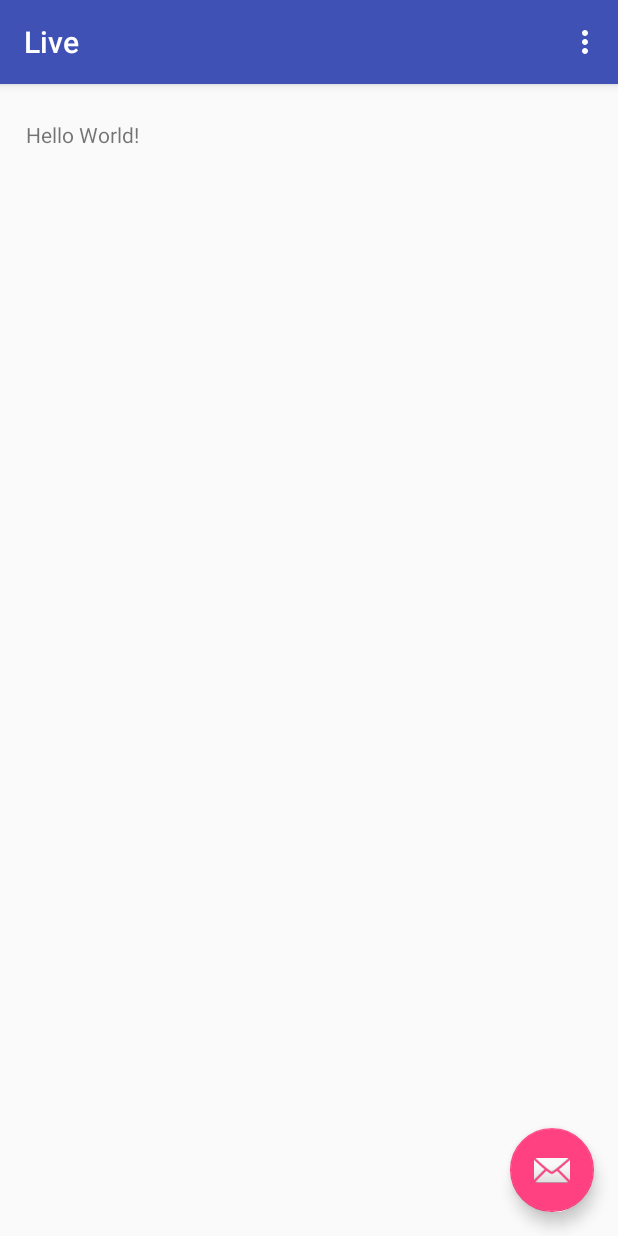
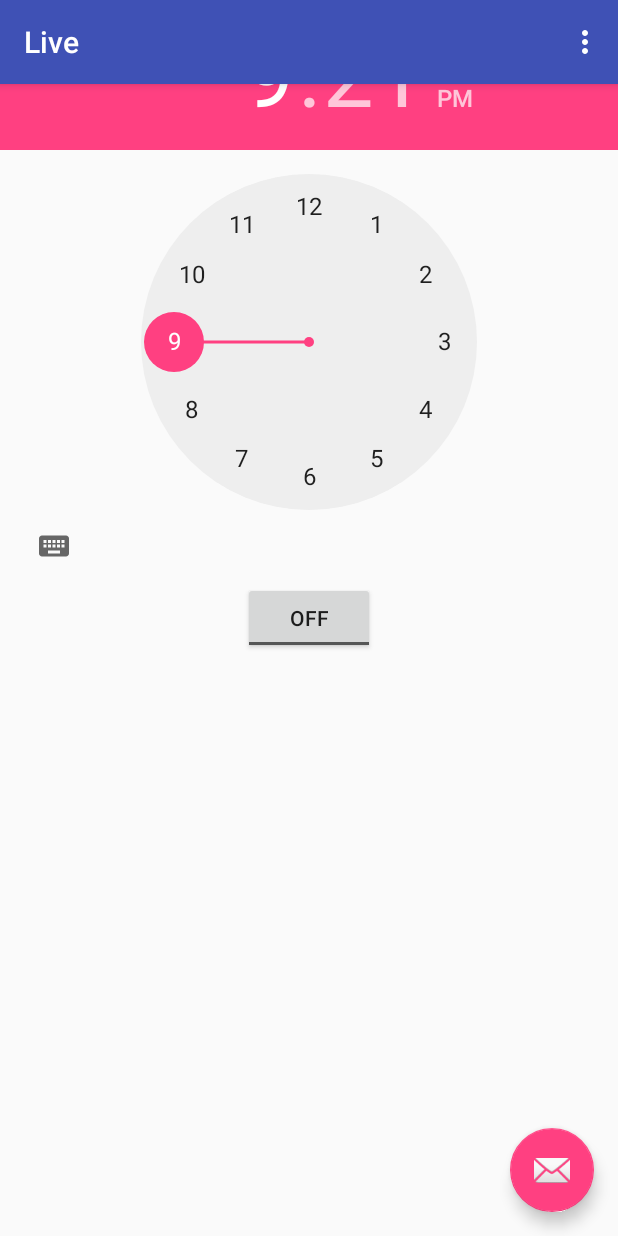
Before and after one commit to atorresdi/IoTSeminar2017_SleepMonitoring, an Android app: the screen it shows after launch (MainActivity), on a phone screen of 412 x 824 dp. Run offline under Robolectric (Android 15) with nearby library versions, the phone set to English and light mode, and no system bars.

Commit message:
First version of alarm

```diff
--- a/Live/mobile/src/main/AndroidManifest.xml
+++ b/Live/mobile/src/main/AndroidManifest.xml
@@ -20,6 +20,10 @@
         <service android:name=".WatchCommService" />
         <service android:name=".RPiCommService" />
         <service android:name=".MicrophoneService" />
+        <service
+            android:name=".AlarmService"
+            android:enabled="true" />
+        <receiver android:name=".AlarmReceiver" />
 
         <activity
             android:name=".MainActivity"
--- a/Live/mobile/src/main/java/com/example/live/MainActivity.java
+++ b/Live/mobile/src/main/java/com/example/live/MainActivity.java
@@ -1,10 +1,16 @@
 package com.example.live;
 
 import android.app.ActivityManager;
+import android.app.AlarmManager;
+import android.app.PendingIntent;
 import android.content.BroadcastReceiver;
 import android.content.Context;
 import android.content.Intent;
 import android.content.IntentFilter;
+import android.media.AudioManager;
+import android.media.Ringtone;
+import android.media.RingtoneManager;
+import android.net.Uri;
 import android.os.Bundle;
 import android.support.design.widget.FloatingActionButton;
 import android.support.design.widget.Snackbar;
@@ -15,9 +21,14 @@ import android.util.Log;
 import android.view.View;
 import android.view.Menu;
 import android.view.MenuItem;
+import android.view.WindowManager;
 import android.widget.TextView;
+import android.widget.TimePicker;
+import android.widget.ToggleButton;
 
 import com.google.gson.JsonObject;
+
+import java.util.Calendar;
 
 import static com.example.live.ServiceComm.IEX_ACTION;
 import static com.example.live.ServiceComm.IEX_MESSAGE;
@@ -26,6 +37,21 @@ import static com.example.live.ServiceComm.isMyServiceRunning;
 public class MainActivity extends AppCompatActivity {
     private static final String TAG = MainActivity.class.getSimpleName();
     private final Context context = this;
+
+    /*Alarm*/
+    AlarmManager alarmManager;
+    private PendingIntent pendingIntent;
+    private TimePicker alarmTimePicker;
+    private static MainActivity inst;
+    //private TextView alarmTextView;
+    Uri alarmUri = RingtoneManager.getDefaultUri(RingtoneManager.TYPE_ALARM);
+    Ringtone ringtone;
+
+
+    public static MainActivity instance() {
+        return inst;
+    }
+
 
     TextView textOut;
 
@@ -42,6 +68,25 @@ public class MainActivity extends AppCompatActivity {
 
         LocalBroadcastManager.getInstance(this).registerReceiver(broadcastReceiver,
                 new IntentFilter(ACTIVITY_NAME));
+
+        /*Alarm*/
+        alarmTimePicker = (TimePicker) findViewById(R.id.alarmTimePicker);
+        //alarmTextView = (TextView) findViewById(R.id.alarmText);
+        ToggleButton alarmToggle = (ToggleButton) findViewById(R.id.alarmToggle);
+        alarmManager = (AlarmManager) getSystemService(ALARM_SERVICE);
+
+        if (alarmUri == null){
+            // alert is null, using backup
+            alarmUri = RingtoneManager.getDefaultUri(RingtoneManager.TYPE_NOTIFICATION);
+            if (alarmUri == null){
+                // alert backup is null, using 2nd backup
+                alarmUri = RingtoneManager.getDefaultUri(RingtoneManager.TYPE_RINGTONE);
+            }
+        }
+        ringtone = RingtoneManager.getRingtone(context, alarmUri);
+        ringtone.setStreamType(AudioManager.STREAM_ALARM);
+
+
 
         FloatingActionButton fab = (FloatingActionButton) findViewById(R.id.fab);
         fab.setOnClickListener(new View.OnClickListener() {
@@ -82,12 +127,39 @@ public class MainActivity extends AppCompatActivity {
             Log.w(TAG, "MicrophoneService running before onCreate()");
     }
 
+    public void onToggleClicked(View view) {
+
+        if (((ToggleButton) view).isChecked()) {
+            Log.d("MyActivity", "Alarm On");
+            Calendar calendar = Calendar.getInstance();
+            calendar.set(Calendar.HOUR_OF_DAY, alarmTimePicker.getCurrentHour());
+            calendar.set(Calendar.MINUTE, alarmTimePicker.getCurrentMinute());
+            Intent myIntent = new Intent(MainActivity.this, AlarmReceiver.class);
+            pendingIntent = PendingIntent.getBroadcast(MainActivity.this, 0, myIntent, 0);
+            alarmManager.set(AlarmManager.RTC, calendar.getTimeInMillis(), pendingIntent);
+        } else {
+            alarmManager.cancel(pendingIntent);
+
+            ringtone.stop();
+            getWindow().clearFlags(WindowManager.LayoutParams.FLAG_SHOW_WHEN_LOCKED);
+            //setAlarmText("");
+            Log.d("MyActivity", "Alarm Off");
+        }
+    }
+
     @Override
     public boolean onCreateOptionsMenu(Menu menu) {
         // Inflate the menu; this adds items to the action bar if it is present.
         getMenuInflater().inflate(R.menu.menu_main, menu);
         return true;
     }
+
+
+
+
+    //public void setAlarmText(String alarmText) {
+    //    alarmTextView.setText(alarmText);
+    //}
 
     @Override
     public boolean onOptionsItemSelected(MenuItem item) {
@@ -115,6 +187,7 @@ public class MainActivity extends AppCompatActivity {
         ServiceComm.executeAction(context, WatchCommService.SERVICE_NAME, WatchCommService.ACT_TERMINATE);
         ServiceComm.executeAction(context, RPiCommService.SERVICE_NAME, RPiCommService.ACT_TERMINATE);
         ServiceComm.executeAction(context, MicrophoneService.SERVICE_NAME, MicrophoneService.ACT_TERMINATE);
+        //alarmManager.cancel(pendingIntent);
         Log.i(TAG, "onDestroy");
     }
 
@@ -123,9 +196,14 @@ public class MainActivity extends AppCompatActivity {
      *************************************************************/
     public static final String ACTIVITY_NAME = MainActivity.class.getSimpleName();
     public static final String ACT_PRINT = "print";
+    public static final String ACT_ALARM = "alarm";
+
+
 
     // callback for message reception from other service/activity
     private BroadcastReceiver broadcastReceiver = new BroadcastReceiver() {
+
+
         @Override
         public void onReceive(Context context, Intent intent) {
             // Get extra data included in the Intent
@@ -137,6 +215,19 @@ public class MainActivity extends AppCompatActivity {
                     String msg = intent.getStringExtra(IEX_MESSAGE);
                     textOut.setText(msg);
                     break;
+                case ACT_ALARM:
+                    String msg2 = intent.getStringExtra(IEX_MESSAGE);
+                    //textOut.setText("ALARM");
+
+                    ringtone.play();
+                    setContentView(R.layout.alarm_layout);
+
+                    getWindow().addFlags(WindowManager.LayoutParams.FLAG_SHOW_WHEN_LOCKED);
+                    setContentView(R.layout.activity_main);
+
+                    //getWindow().addFlags(WindowManager.LayoutParams.FLAG_KEEP_SCREEN_ON);
+
+                    break;
                 default:
                     Log.w(TAG, "Unknown action");
                     break;
--- a/Live/mobile/src/main/res/layout/activity_main.xml
+++ b/Live/mobile/src/main/res/layout/activity_main.xml
@@ -20,7 +20,46 @@
 
     </android.support.design.widget.AppBarLayout>
 
-    <include layout="@layout/content_main" />
+    <RelativeLayout
+        android:layout_width="match_parent"
+        android:layout_height="match_parent"
+        android:orientation="vertical">
+
+        <TimePicker
+            android:id="@+id/alarmTimePicker"
+            android:layout_width="match_parent"
+            android:layout_height="wrap_content"
+            android:layout_alignParentStart="true"
+            android:layout_alignParentTop="true" />
+
+        <ToggleButton
+            android:id="@+id/alarmToggle"
+            android:layout_width="wrap_content"
+            android:layout_height="wrap_content"
+            android:layout_below="@+id/alarmTimePicker"
+            android:layout_centerHorizontal="true"
+            android:onClick="onToggleClicked"
+            android:text="Alarm On/Off"
+            app:layout_anchor="@+id/alarmTimePicker"
+            app:layout_anchorGravity="bottom|center" />
+
+        <!--  <TextView
+              android:id="@+id/alarmText"
+              android:layout_width="200dp"
+              android:layout_height="wrap_content"
+              android:layout_alignParentBottom="true"
+              android:layout_below="@+id/alarmToggle"
+              android:layout_centerHorizontal="true"
+              android:text=""
+
+              android:textAppearance="?android:attr/textAppearanceLarge"
+              app:layout_anchor="@+id/include"
+              app:layout_anchorGravity="bottom|center" /> -->
+    </RelativeLayout>
+
+    <include
+        android:id="@+id/include"
+        layout="@layout/content_main" />
 
     <android.support.design.widget.FloatingActionButton
         android:id="@+id/fab"
--- a/Live/mobile/src/main/res/layout/content_main.xml
+++ b/Live/mobile/src/main/res/layout/content_main.xml
@@ -13,7 +13,7 @@
         android:layout_width="wrap_content"
         android:layout_height="wrap_content"
         android:scrollbars="vertical"
-        android:text="Hello World!"
+        android:text=" "
         app:layout_constraintBottom_toBottomOf="parent"
         app:layout_constraintHorizontal_bias="0.051"
         app:layout_constraintLeft_toLeftOf="parent"
--- a/Live/wear/src/main/java/com/example/live/MainActivity.java
+++ b/Live/wear/src/main/java/com/example/live/MainActivity.java
@@ -12,6 +12,7 @@ import android.support.annotation.Nullable;
 import android.support.v4.content.LocalBroadcastManager;
 import android.support.wearable.activity.WearableActivity;
 import android.util.Log;
+import android.view.View;
 import android.widget.TextView;
 
 import java.util.TimerTask;
@@ -104,4 +105,6 @@ public class MainActivity extends WearableActivity {
             }
         }
     };
+
+
 }
```
Also changed, not shown: Live/mobile/src/main/java/com/example/live/AlarmReceiver.java (added, +45 -0 lines), Live/mobile/src/main/java/com/example/live/AlarmService.java (added, +46 -0 lines), Live/mobile/src/main/res/layout/alarm_layout.xml (added, +15 -0 lines).
